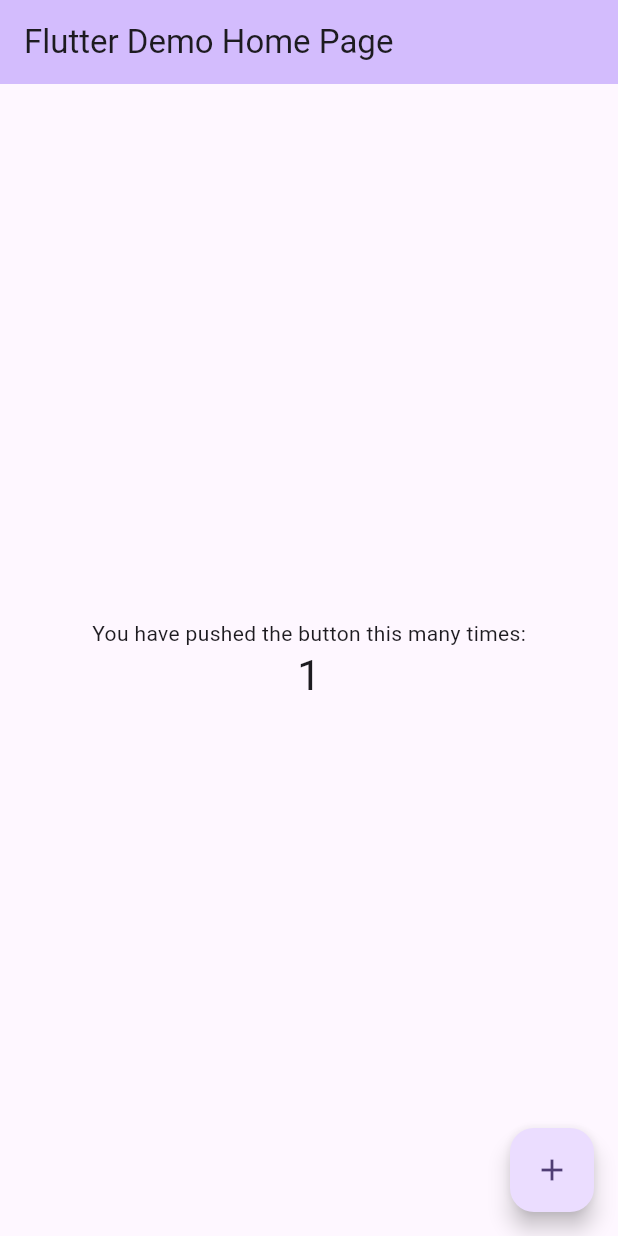
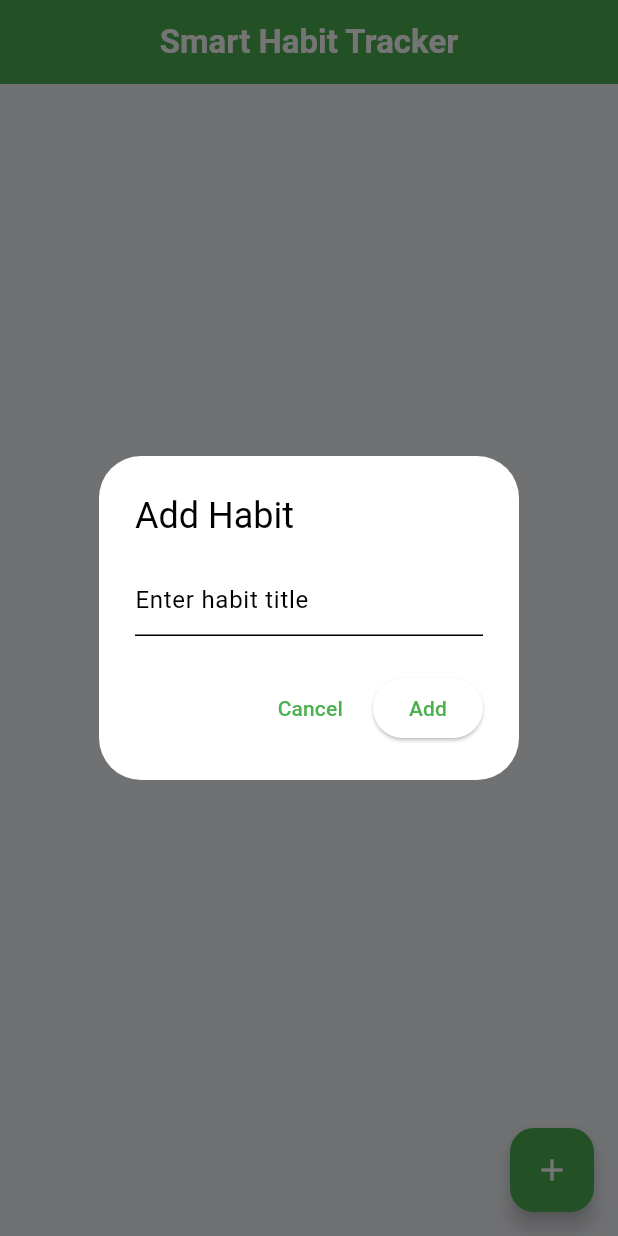
Before and after one commit to Nimesh07Lawati/smart_habit_tracker, a Flutter app: the screen it shows after launch, after a tap on the "add" icon, on a phone screen of 412 x 824 dp. Run offline on Flutter 3.47's test engine with Material 3 defaults, Android fonts, the phone set to English and light mode, and no system bars; our stand-ins replace flutter_riverpod.

Commit message:
main dart and app colors

```diff
--- a/lib/core/constants/app_colors.dart
+++ b/lib/core/constants/app_colors.dart
@@ -1,13 +1,20 @@
 import 'package:flutter/material.dart';
 
 class AppColors {
-  AppColors._();
+  // Primary Brand Color (Productivity Green)
+  static const Color primary = Color(0xFF4CAF50);
+  static const Color primaryLight = Color(0xFF81C784);
+  static const Color primaryDark = Color(0xFF388E3C);
 
-  // Brand/Seed Colors (the only colors you need to define)
-  static const Color brandPrimary = Color(0xFF6750A4);
+  // Backgrounds
+  static const Color background = Color(0xFFF5F7FA);
+  static const Color surface = Colors.white;
 
-  // Optional: Additional semantic colors not generated by M3
+  // Text
+  static const Color textPrimary = Color(0xFF1E1E1E);
+  static const Color textSecondary = Color(0xFF757575);
+
+  // Status
   static const Color success = Color(0xFF4CAF50);
-  static const Color warning = Color(0xFFFFC107);
-  static const Color info = Color(0xFF2196F3);
+  static const Color error = Color(0xFFE53935);
 }
--- /dev/null
+++ b/lib/core/constants/app_theme.dart
@@ -0,0 +1,58 @@
+import 'package:flutter/material.dart';
+import '../constants/app_colors.dart';
+
+class AppTheme {
+  static ThemeData get lightTheme {
+    return ThemeData(
+      useMaterial3: true,
+      brightness: Brightness.light,
+
+      colorScheme: ColorScheme.light(
+        primary: AppColors.primary,
+        secondary: AppColors.primaryLight,
+        surface: AppColors.surface,
+        error: AppColors.error,
+      ),
+
+      scaffoldBackgroundColor: AppColors.background,
+
+      appBarTheme: const AppBarTheme(
+        elevation: 0,
+        centerTitle: true,
+        backgroundColor: AppColors.primary,
+        foregroundColor: Colors.white,
+      ),
+
+      floatingActionButtonTheme: const FloatingActionButtonThemeData(
+        backgroundColor: AppColors.primary,
+        foregroundColor: Colors.white,
+      ),
+
+      checkboxTheme: CheckboxThemeData(
+        shape: RoundedRectangleBorder(borderRadius: BorderRadius.circular(4)),
+        fillColor: MaterialStateProperty.resolveWith((states) {
+          if (states.contains(MaterialState.selected)) {
+            return AppColors.primary;
+          }
+          return Colors.grey;
+        }),
+      ),
+
+      cardTheme: CardThemeData(
+        elevation: 2,
+        shape: RoundedRectangleBorder(borderRadius: BorderRadius.circular(16)),
+        color: AppColors.surface,
+      ),
+
+      textTheme: const TextTheme(
+        titleLarge: TextStyle(
+          fontSize: 22,
+          fontWeight: FontWeight.bold,
+          color: AppColors.textPrimary,
+        ),
+        bodyLarge: TextStyle(fontSize: 16, color: AppColors.textPrimary),
+        bodyMedium: TextStyle(fontSize: 14, color: AppColors.textSecondary),
+      ),
+    );
+  }
+}
--- a/lib/features/habits/presentation/pages/home_page.dart
+++ b/lib/features/habits/presentation/pages/home_page.dart
@@ -0,0 +1,70 @@
+import 'package:flutter/material.dart';
+import 'package:flutter_riverpod/flutter_riverpod.dart';
+import 'package:smart_habit_tracker/features/shared_widgets/habit_title.dart';
+import '../providers/habit_provider.dart';
+
+class HomePage extends ConsumerWidget {
+  const HomePage({super.key});
+
+  @override
+  Widget build(BuildContext context, WidgetRef ref) {
+    final habits = ref.watch(habitProvider);
+
+    return Scaffold(
+      appBar: AppBar(
+        title: const Text("Smart Habit Tracker"),
+        centerTitle: true,
+      ),
+      body: habits.isEmpty
+          ? const Center(
+              child: Text(
+                "No habits yet.\nTap + to add one!",
+                textAlign: TextAlign.center,
+              ),
+            )
+          : ListView.builder(
+              itemCount: habits.length,
+              itemBuilder: (context, index) {
+                final habit = habits[index];
+                return HabitTile(habit: habit);
+              },
+            ),
+      floatingActionButton: FloatingActionButton(
+        onPressed: () => _showAddHabitDialog(context, ref),
+        child: const Icon(Icons.add),
+      ),
+    );
+  }
+
+  void _showAddHabitDialog(BuildContext context, WidgetRef ref) {
+    final controller = TextEditingController();
+
+    showDialog(
+      context: context,
+      builder: (_) => AlertDialog(
+        title: const Text("Add Habit"),
+        content: TextField(
+          controller: controller,
+          decoration: const InputDecoration(hintText: "Enter habit title"),
+        ),
+        actions: [
+          TextButton(
+            onPressed: () => Navigator.pop(context),
+            child: const Text("Cancel"),
+          ),
+          ElevatedButton(
+            onPressed: () {
+              if (controller.text.isNotEmpty) {
+                ref
+                    .read(habitProvider.notifier)
+                    .addHabit(controller.text.trim());
+                Navigator.pop(context);
+              }
+            },
+            child: const Text("Add"),
+          ),
+        ],
+      ),
+    );
+  }
+}
--- /dev/null
+++ b/lib/features/shared_widgets/habit_title.dart
@@ -0,0 +1,26 @@
+import 'package:flutter/material.dart';
+import 'package:flutter_riverpod/flutter_riverpod.dart';
+import 'package:smart_habit_tracker/features/habits/data/model/habit_model.dart';
+import '../../features/habits/presentation/providers/habit_provider.dart';
+
+class HabitTile extends ConsumerWidget {
+  final Habit habit;
+
+  const HabitTile({super.key, required this.habit});
+
+  @override
+  Widget build(BuildContext context, WidgetRef ref) {
+    return CheckboxListTile(
+      title: Text(
+        habit.title,
+        style: TextStyle(
+          decoration: habit.isCompleted ? TextDecoration.lineThrough : null,
+        ),
+      ),
+      value: habit.isCompleted,
+      onChanged: (_) {
+        ref.read(habitProvider.notifier).toggleHabit(habit.id);
+      },
+    );
+  }
+}
--- a/lib/main.dart
+++ b/lib/main.dart
@@ -1,105 +1,21 @@
 import 'package:flutter/material.dart';
+import 'package:flutter_riverpod/flutter_riverpod.dart';
+import 'package:smart_habit_tracker/core/constants/app_theme.dart';
+import 'features/habits/presentation/pages/home_page.dart';
 
 void main() {
-  runApp(const MyApp());
+  runApp(const ProviderScope(child: MyApp()));
 }
 
 class MyApp extends StatelessWidget {
   const MyApp({super.key});
+
   @override
   Widget build(BuildContext context) {
     return MaterialApp(
-      title: 'Flutter Demo',
-      theme: ThemeData(
-        colorScheme: ColorScheme.fromSeed(seedColor: Colors.deepPurple),
-      ),
-      home: const MyHomePage(title: 'Flutter Demo Home Page'),
+      debugShowCheckedModeBanner: false,
+      theme: AppTheme.lightTheme,
+      home: const HomePage(),
     );
   }
 }
-
-class MyHomePage extends StatefulWidget {
-  const MyHomePage({super.key, required this.title});
-
-  // This widget is the home page of your application. It is stateful, meaning
-  // that it has a State object (defined below) that contains fields that affect
-  // how it looks.
-
-  // This class is the configuration for the state. It holds the values (in this
-  // case the title) provided by the parent (in this case the App widget) and
-  // used by the build method of the State. Fields in a Widget subclass are
-  // always marked "final".
-
-  final String title;
-
-  @override
-  State<MyHomePage> createState() => _MyHomePageState();
-}
-
-class _MyHomePageState extends State<MyHomePage> {
-  int _counter = 0;
-
-  void _incrementCounter() {
-    setState(() {
-      // This call to setState tells the Flutter framework that something has
-      // changed in this State, which causes it to rerun the build method below
-      // so that the display can reflect the updated values. If we changed
-      // _counter without calling setState(), then the build method would not be
-      // called again, and so nothing would appear to happen.
-      _counter++;
-    });
-  }
-
-  @override
-  Widget build(BuildContext context) {
-    // This method is rerun every time setState is called, for instance as done
-    // by the _incrementCounter method above.
-    //
-    // The Flutter framework has been optimized to make rerunning build methods
-    // fast, so that you can just rebuild anything that needs updating rather
-    // than having to individually change instances of widgets.
-    return Scaffold(
-      appBar: AppBar(
-        // TRY THIS: Try changing the color here to a specific color (to
-        // Colors.amber, perhaps?) and trigger a hot reload to see the AppBar
-        // change color while the other colors stay the same.
-        backgroundColor: Theme.of(context).colorScheme.inversePrimary,
-        // Here we take the value from the MyHomePage object that was created by
-        // the App.build method, and use it to set our appbar title.
-        title: Text(widget.title),
-      ),
-      body: Center(
-        // Center is a layout widget. It takes a single child and positions it
-        // in the middle of the parent.
-        child: Column(
-          // Column is also a layout widget. It takes a list of children and
-          // arranges them vertically. By default, it sizes itself to fit its
-          // children horizontally, and tries to be as tall as its parent.
-          //
-          // Column has various properties to control how it sizes itself and
-          // how it positions its children. Here we use mainAxisAlignment to
-          // center the children vertically; the main axis here is the vertical
-          // axis because Columns are vertical (the cross axis would be
-          // horizontal).
-          //
-          // TRY THIS: Invoke "debug painting" (choose the "Toggle Debug Paint"
-          // action in the IDE, or press "p" in the console), to see the
-          // wireframe for each widget.
-          mainAxisAlignment: MainAxisAlignment.center,
-          children: <Widget>[
-            const Text('You have pushed the button this many times:'),
-            Text(
-              '$_counter',
-              style: Theme.of(context).textTheme.headlineMedium,
-            ),
-          ],
-        ),
-      ),
-      floatingActionButton: FloatingActionButton(
-        onPressed: _incrementCounter,
-        tooltip: 'Increment',
-        child: const Icon(Icons.add),
-      ), // This trailing comma makes auto-formatting nicer for build methods.
-    );
-  }
-}
```
